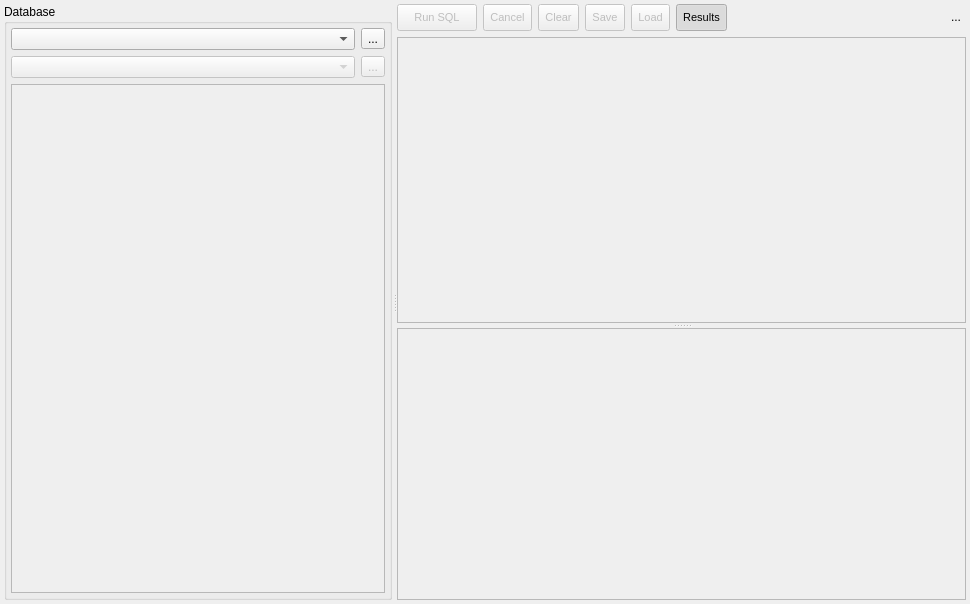
This is libpgmodeler_ui/ui/sqltoolwidget.ui in pgmodeler/pgmodeler as Qt 5 draws it before an edit. The edited form follows.
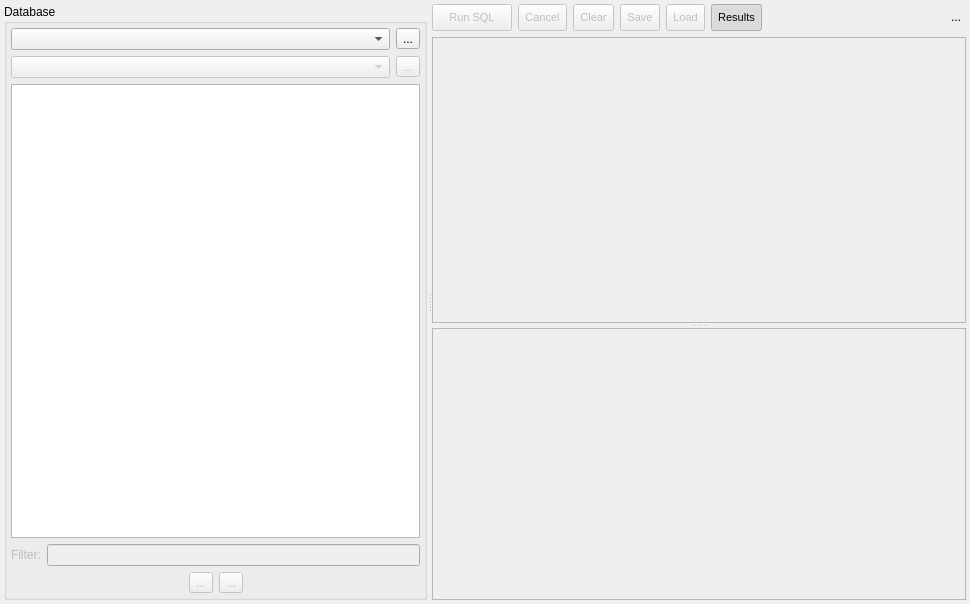
This is the edited form. Icons and pictures are not drawn.

What changed in the file:
```diff
--- a/libpgmodeler_ui/ui/sqltoolwidget.ui
+++ b/libpgmodeler_ui/ui/sqltoolwidget.ui
@@ -132,27 +132,204 @@
        <item row="2" column="0" colspan="2">
         <widget class="QTreeWidget" name="objects_trw">
          <property name="enabled">
-          <bool>false</bool>
+          <bool>true</bool>
          </property>
-         <property name="sizePolicy">
-          <sizepolicy hsizetype="Minimum" vsizetype="Expanding">
-           <horstretch>0</horstretch>
-           <verstretch>0</verstretch>
-          </sizepolicy>
+         <property name="minimumSize">
+          <size>
+           <width>300</width>
+           <height>0</height>
+          </size>
+         </property>
+         <property name="frameShadow">
+          <enum>QFrame::Sunken</enum>
+         </property>
+         <property name="editTriggers">
+          <set>QAbstractItemView::NoEditTriggers</set>
+         </property>
+         <property name="alternatingRowColors">
+          <bool>true</bool>
+         </property>
+         <property name="selectionMode">
+          <enum>QAbstractItemView::NoSelection</enum>
+         </property>
+         <property name="selectionBehavior">
+          <enum>QAbstractItemView::SelectRows</enum>
+         </property>
+         <property name="iconSize">
+          <size>
+           <width>20</width>
+           <height>20</height>
+          </size>
+         </property>
+         <property name="textElideMode">
+          <enum>Qt::ElideRight</enum>
          </property>
          <property name="rootIsDecorated">
-          <bool>false</bool>
+          <bool>true</bool>
          </property>
-         <attribute name="headerVisible">
+         <property name="uniformRowHeights">
+          <bool>true</bool>
+         </property>
+         <property name="sortingEnabled">
           <bool>false</bool>
-         </attribute>
+         </property>
+         <property name="animated">
+          <bool>true</bool>
+         </property>
+         <property name="headerHidden">
+          <bool>true</bool>
+         </property>
+         <property name="expandsOnDoubleClick">
+          <bool>true</bool>
+         </property>
+         <property name="columnCount">
+          <number>2</number>
+         </property>
          <column>
           <property name="text">
            <string notr="true">1</string>
           </property>
          </column>
+         <column>
+          <property name="text">
+           <string notr="true">2</string>
+          </property>
+         </column>
         </widget>
        </item>
+       <item row="3" column="0" colspan="2">
+        <layout class="QHBoxLayout" name="horizontalLayout_3">
+         <item>
+          <widget class="QLabel" name="filter_lbl">
+           <property name="enabled">
+            <bool>false</bool>
+           </property>
+           <property name="sizePolicy">
+            <sizepolicy hsizetype="Fixed" vsizetype="Preferred">
+             <horstretch>0</horstretch>
+             <verstretch>0</verstretch>
+            </sizepolicy>
+           </property>
+           <property name="text">
+            <string>Filter:</string>
+           </property>
+          </widget>
+         </item>
+         <item>
+          <widget class="QLineEdit" name="filter_edt">
+           <property name="enabled">
+            <bool>false</bool>
+           </property>
+          </widget>
+         </item>
+        </layout>
+       </item>
+       <item row="4" column="0" colspan="2">
+        <layout class="QHBoxLayout" name="horizontalLayout_2">
+         <item>
+          <spacer name="horizontalSpacer_2">
+           <property name="orientation">
+            <enum>Qt::Horizontal</enum>
+           </property>
+           <property name="sizeHint" stdset="0">
+            <size>
+             <width>40</width>
+             <height>20</height>
+            </size>
+           </property>
+          </spacer>
+         </item>
+         <item>
+          <widget class="QToolButton" name="expand_all_tb">
+           <property name="enabled">
+            <bool>false</bool>
+           </property>
+           <property name="sizePolicy">
+            <sizepolicy hsizetype="Fixed" vsizetype="Fixed">
+             <horstretch>0</horstretch>
+             <verstretch>0</verstretch>
+            </sizepolicy>
+           </property>
+           <property name="minimumSize">
+            <size>
+             <width>0</width>
+             <height>0</height>
+            </size>
+           </property>
+           <property name="toolTip">
+            <string>Expands all items</string>
+           </property>
+           <property name="text">
+            <string>...</string>
+           </property>
+           <property name="icon">
+            <iconset resource="../res/resources.qrc">
+             <normaloff>:/icones/icones/adicionar.png</normaloff>:/icones/icones/adicionar.png</iconset>
+           </property>
+           <property name="iconSize">
+            <size>
+             <width>20</width>
+             <height>20</height>
+            </size>
+           </property>
+           <property name="checkable">
+            <bool>false</bool>
+           </property>
+          </widget>
+         </item>
+         <item>
+          <widget class="QToolButton" name="collapse_all_tb">
+           <property name="enabled">
+            <bool>false</bool>
+           </property>
+           <property name="sizePolicy">
+            <sizepolicy hsizetype="Fixed" vsizetype="Fixed">
+             <horstretch>0</horstretch>
+             <verstretch>0</verstretch>
+            </sizepolicy>
+           </property>
+           <property name="minimumSize">
+            <size>
+             <width>0</width>
+             <height>0</height>
+            </size>
+           </property>
+           <property name="toolTip">
+            <string>Collapses all items</string>
+           </property>
+           <property name="text">
+            <string>...</string>
+           </property>
+           <property name="icon">
+            <iconset resource="../res/resources.qrc">
+             <normaloff>:/icones/icones/remover.png</normaloff>:/icones/icones/remover.png</iconset>
+           </property>
+           <property name="iconSize">
+            <size>
+             <width>20</width>
+             <height>20</height>
+            </size>
+           </property>
+           <property name="checkable">
+            <bool>false</bool>
+           </property>
+          </widget>
+         </item>
+         <item>
+          <spacer name="horizontalSpacer_3">
+           <property name="orientation">
+            <enum>Qt::Horizontal</enum>
+           </property>
+           <property name="sizeHint" stdset="0">
+            <size>
+             <width>40</width>
+             <height>20</height>
+            </size>
+           </property>
+          </spacer>
+         </item>
+        </layout>
+       </item>
       </layout>
      </widget>
      <widget class="QSplitter" name="v_splitter">
@@ -165,7 +342,7 @@
       <property name="childrenCollapsible">
        <bool>false</bool>
       </property>
-      <widget class="QWidget" name="">
+      <widget class="QWidget" name="layoutWidget">
        <layout class="QVBoxLayout" name="verticalLayout">
         <item>
          <layout class="QHBoxLayout" name="horizontalLayout">
```
